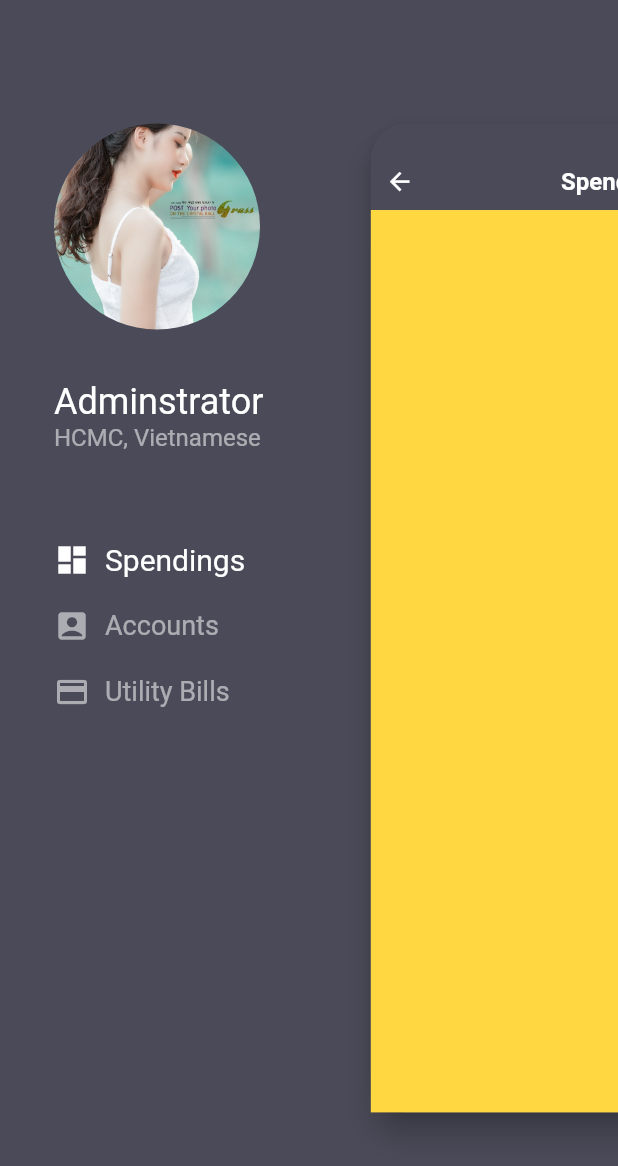
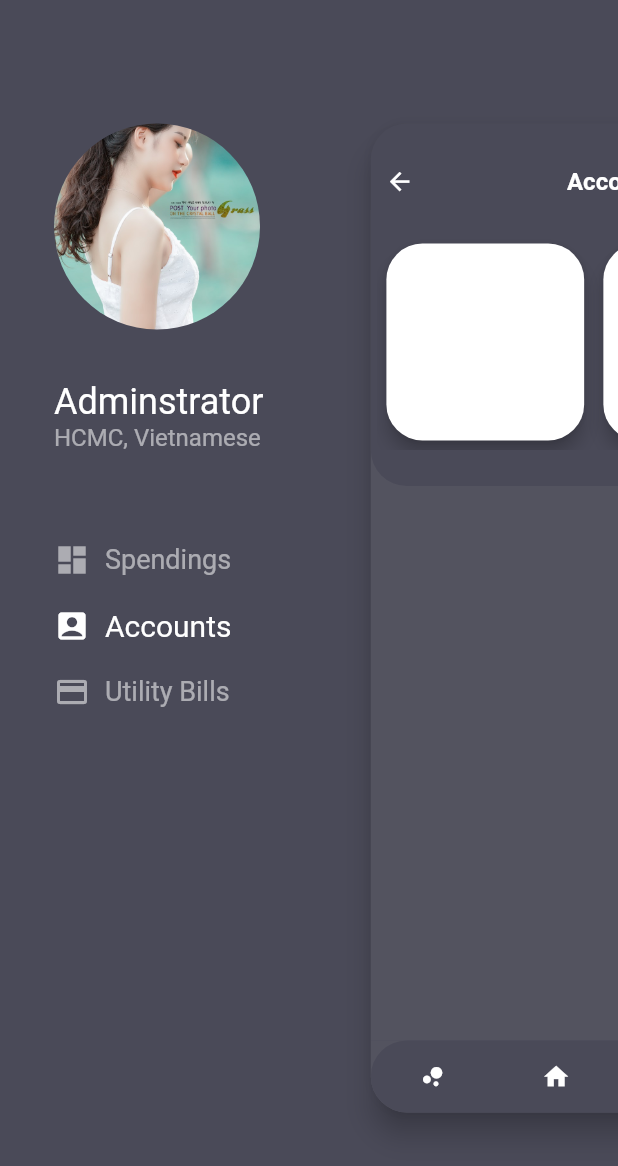
Before and after one commit to phanbaohuy96/Flutter_ProfileManager, a Flutter app: the screen it shows after launch, after a tap on the "menu" icon, on a phone screen of 412 x 824 dp. Shown: the top 1166 px of the screen. Run offline on Flutter 3.47's test engine with Material 2 defaults, Android fonts, the phone set to English and light mode, and no system bars; our stand-ins replace bloc, equatable, flutter_bloc.

Commit message:
- Add bottom bar.

```diff
--- a/lib/views/pages/menu_dashboard_page.dart
+++ b/lib/views/pages/menu_dashboard_page.dart
@@ -14,7 +14,7 @@ class MenuDashboardPage extends StatefulWidget {
 class _MenuDashboardPageState extends State<MenuDashboardPage> with SingleTickerProviderStateMixin {
 
   bool isCollapsed = true;
-  int _selectedIdx = 0;
+  int _selectedIdx = 1;
   Size screenSize;
   Duration duration = const Duration(milliseconds: 300);
   AnimationController _controller;
@@ -176,34 +176,60 @@ class _MenuDashboardPageState extends State<MenuDashboardPage> with SingleTicker
             child: Column(
               children: <Widget>[
                 SizedBox(height: 24, width: 320,),
+
+                //appbar
                 Row(
                   mainAxisAlignment: MainAxisAlignment.spaceBetween,
                   mainAxisSize: MainAxisSize.max,
                   children: <Widget>[
                     IconButton(
-                      icon: Icon(isCollapsed? Icons.menu : Icons.arrow_back, color: _colorDashboardBarItemAnimation.value,),
+                      icon: Icon(
+                        isCollapsed? Icons.menu : Icons.arrow_back,
+                        color: _colorDashboardBarItemAnimation.value,
+                      ),
                       onPressed: (){
                         setState(() {
                           collapseAni();
                         });
                       },
                     ),
-                    Text(menuChild[_selectedIdx], style: TextStyle(fontSize: 20, color: _colorDashboardBarItemAnimation.value, fontWeight: FontWeight.bold),),
+                    Text(menuChild[_selectedIdx],
+                      style: TextStyle(fontSize: 20, color: _colorDashboardBarItemAnimation.value, fontWeight: FontWeight.bold),
+                    ),
                     IconButton(
                       icon: Icon(Icons.add_circle_outline, color: _colorDashboardBarItemAnimation.value),
                       onPressed: (){},
                     )
                   ],
                 ),
+
+                //main page
                 Expanded(
                   child: Container(
-                    decoration: BoxDecoration(
-                      borderRadius: BorderRadius.all(Radius.circular(isCollapsed ? 0 : 30)),
-                      color: Colors.grey.withOpacity(0.1),
-                    ),
+                    color: Colors.grey.withOpacity(0.1),
                     child: getMainPage(),
                   ),
+                ),
+
+                //bottom bar
+                Container(
+                  decoration: BoxDecoration(
+                    borderRadius: BorderRadius.only(bottomLeft: Radius.circular(isCollapsed ? 0 : 30), bottomRight: Radius.circular(isCollapsed ? 0 : 30)),
+                    color: Colors.grey.withOpacity(0.1),
+                  ),
+                  child: Container(
+                    height: 60,
+                    decoration: BoxDecoration(
+                      borderRadius: BorderRadius.only(topLeft: Radius.circular(30), topRight: Radius.circular(30), bottomLeft: Radius.circular(isCollapsed ? 0 : 30), bottomRight: Radius.circular(isCollapsed ? 0 : 30)),
+                      color: _colorAnimation.value,
+                    ),
+                    child: Row(
+                      mainAxisAlignment: MainAxisAlignment.spaceAround,
+                      children: _buildBottomBar(),
+                    ),
+                  ),
                 )
+
               ],
             ),
           ),
@@ -242,4 +268,52 @@ class _MenuDashboardPageState extends State<MenuDashboardPage> with SingleTicker
       }
     }
   }
+
+  List<Widget> _buildBottomBar()
+  {
+    List<Widget> buttons = [
+      IconButton(
+        icon: Icon(
+          Icons.bubble_chart,
+          color: _colorDashboardBarItemAnimation.value,
+        ),
+        onPressed: (){
+        },
+      ),
+      IconButton(
+        icon: Icon(
+          Icons.home,
+          color: _colorDashboardBarItemAnimation.value,
+        ),
+        onPressed: (){
+        },
+      ),
+      IconButton(
+        icon: Icon(
+          Icons.ring_volume,
+          color: _colorDashboardBarItemAnimation.value,
+        ),
+        onPressed: (){
+        },
+      ),
+      IconButton(
+        icon: Icon(
+          Icons.person,
+          color: _colorDashboardBarItemAnimation.value,
+        ),
+        onPressed: (){
+        },
+      ),
+    ];
+    switch(_selectedIdx)
+    {
+      case 0:
+        break;
+      case 1:
+        break;
+      case 2:
+        break;
+    }
+    return buttons;
+  }
 }
```
